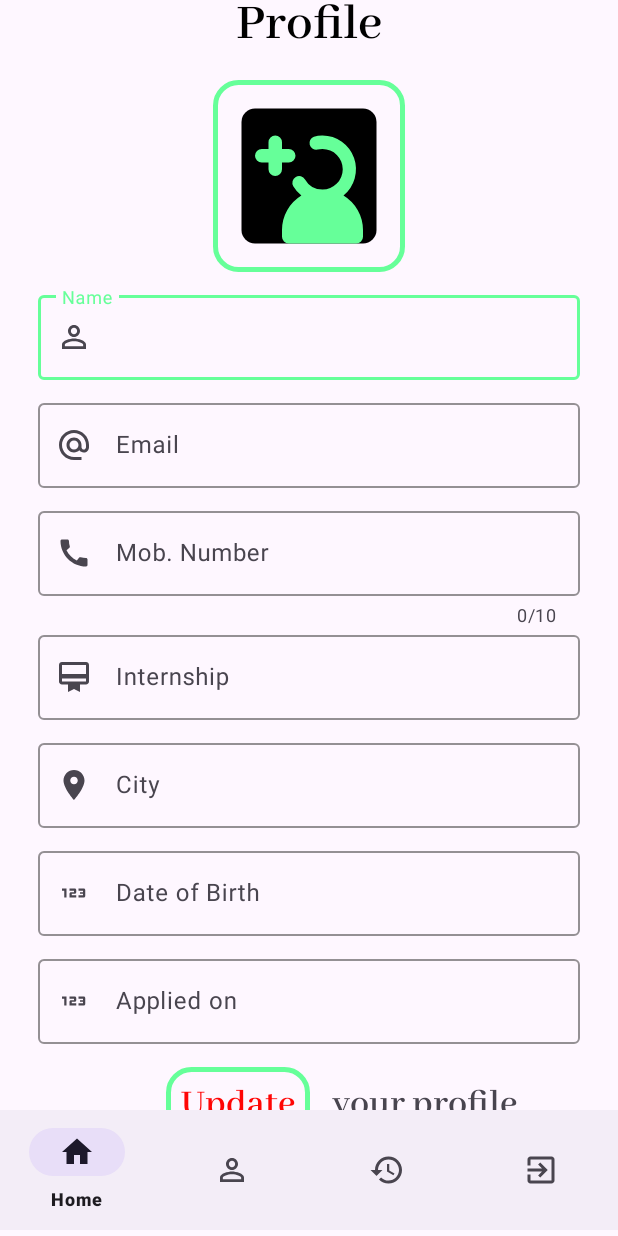
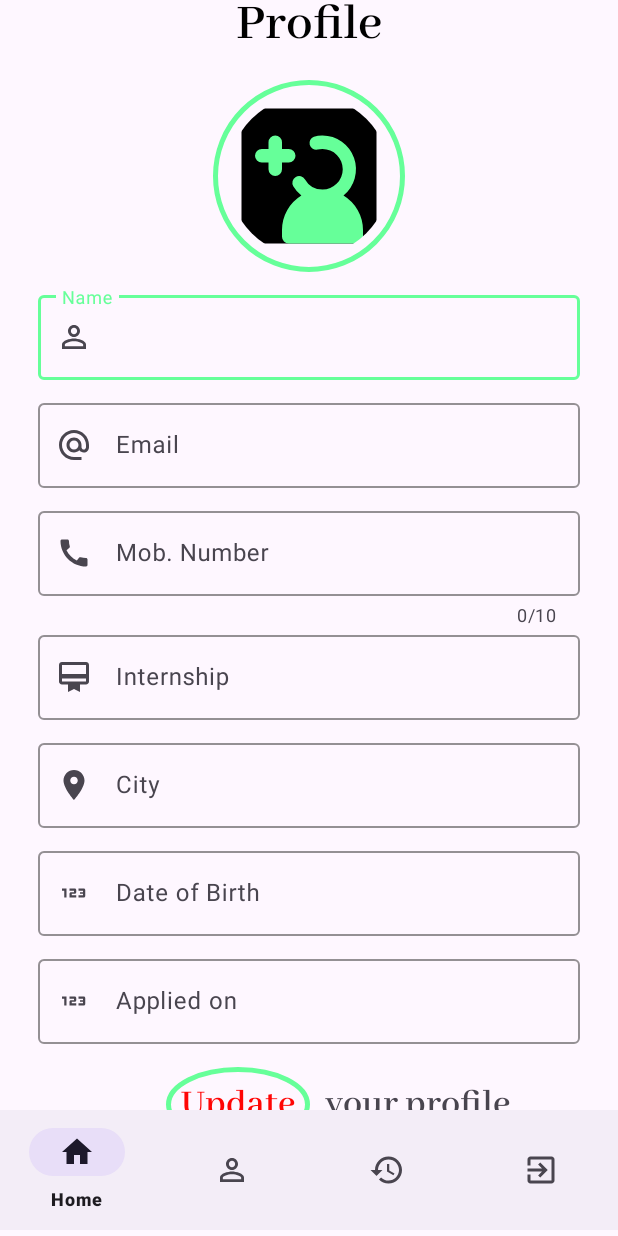
Before and after one commit to saifikram969/Intern-App-Webmobi-project, an Android app: the Edit_Profile screen opened directly, with no data from a screen before it, on a phone screen of 412 x 824 dp. Run offline under Robolectric (Android 15) with nearby library versions, the phone set to English and light mode, and no system bars; our stand-ins replace CircleImageView.

Commit message:
updating in create_account_activity and creating editprofile_activity

```diff
--- a/app/build.gradle.kts
+++ b/app/build.gradle.kts
@@ -38,9 +38,9 @@ dependencies {
     implementation("androidx.constraintlayout:constraintlayout:2.1.4")
     implementation("com.google.firebase:firebase-auth:22.3.0")
     testImplementation("junit:junit:4.13.2")
-    androidTestImplementation("androidx.test.ext:junit:1.1.5")
-    androidTestImplementation("androidx.test.espresso:espresso-core:3.5.1")
-    androidTestImplementation("de.hdodenhof:circleimageview:3.1.0")
-    androidTestImplementation("com.squareup.picasso:picasso:2.71828")
-    androidTestImplementation("com.github.bumptech.glide:compiler:4.12.0")
+    implementation("androidx.test.ext:junit:1.1.5")
+    implementation("androidx.test.espresso:espresso-core:3.5.1")
+    implementation("de.hdodenhof:circleimageview:3.1.0")
+    implementation("com.squareup.picasso:picasso:2.71828")
+    implementation("com.github.bumptech.glide:compiler:4.12.0")
 }
--- a/app/src/main/res/drawable/new_outline.xml
+++ b/app/src/main/res/drawable/new_outline.xml
@@ -1,7 +1,7 @@
 <?xml version="1.0" encoding="utf-8"?>
 <selector xmlns:android="http://schemas.android.com/apk/res/android">
     <item android:state_enabled="true">
-        <shape android:shape="rectangle">
+        <shape android:shape="oval">
 
             <corners android:radius="15dp"/>
             <padding android:left="10dp" android:right="10dp" android:top="10dp" android:bottom="10dp"/>
--- a/app/src/main/res/layout/activity_edit_profile.xml
+++ b/app/src/main/res/layout/activity_edit_profile.xml
@@ -33,12 +33,12 @@
                 android:layout_marginBottom="15dp"
                 android:fontFamily="@font/abhaya_libre_semibold"
                 android:gravity="center"
-                android:text="Profile"
+                android:text="@string/profile"
                 android:textColor="@color/black"
                 android:textSize="35sp"
                 android:textStyle="bold" />
 
-            <ImageView
+            <de.hdodenhof.circleimageview.CircleImageView
                 android:id="@+id/sign_up_icon"
                 android:layout_width="128dp"
                 android:layout_height="128dp"
@@ -56,7 +56,7 @@
                 android:layout_width="match_parent"
                 android:layout_height="wrap_content"
                 android:layout_marginBottom="10dp"
-                android:hint="Name"
+                android:hint="@string/name"
                 app:boxStrokeColor="@color/my_primary"
                 app:startIconDrawable="@drawable/person">
 
@@ -91,7 +91,7 @@
                 android:id="@+id/pphn"
                 android:layout_width="match_parent"
                 android:layout_height="wrap_content"
-                android:hint="Mob. Number"
+                android:hint="@string/phn"
                 app:boxStrokeColor="@color/my_primary"
                 app:counterEnabled="true"
 
@@ -117,7 +117,7 @@
                 android:layout_height="wrap_content"
                 android:layout_marginBottom="10dp"
 
-                android:hint="Internship"
+                android:hint="@string/internship"
 
                 app:boxStrokeColor="@color/my_primary"
 
@@ -138,7 +138,7 @@
                 android:layout_width="match_parent"
                 android:layout_height="wrap_content"
                 android:layout_marginBottom="10dp"
-                android:hint="City"
+                android:hint="@string/loc"
                 app:boxStrokeColor="@color/my_primary"
                 app:startIconDrawable="@drawable/loc">
 
@@ -156,7 +156,7 @@
                 android:layout_width="match_parent"
                 android:layout_height="wrap_content"
                 android:layout_marginBottom="10dp"
-                android:hint="Date of Birth"
+                android:hint="@string/dob"
                 app:boxStrokeColor="@color/my_primary"
                 app:startIconDrawable="@drawable/dob">
 
@@ -174,7 +174,7 @@
                 android:layout_width="match_parent"
                 android:layout_height="wrap_content"
                 android:layout_marginBottom="10dp"
-                android:hint="Applied on"
+                android:hint="@string/applied"
                 app:boxStrokeColor="@color/my_primary"
                 app:startIconDrawable="@drawable/dob">
 
@@ -202,7 +202,7 @@
                     android:clickable="true"
                     android:focusable="true"
                     android:fontFamily="@font/abhaya_libre_semibold"
-                    android:text="Update"
+                    android:text="@string/update"
                     android:textColor="@color/red"
                     android:textSize="25sp"
                     android:textStyle="bold" />
@@ -215,7 +215,7 @@
 
                     android:focusable="true"
                     android:fontFamily="@font/abhaya_libre_semibold"
-                    android:text=" your profile"
+                    android:text="@string/your_profile"
                     android:textSize="25sp" />
 
             </LinearLayout>
--- a/app/src/main/res/values/strings.xml
+++ b/app/src/main/res/values/strings.xml
@@ -1,4 +1,13 @@
 <resources>
     <string name="app_name">intern App-Webmobi-Project</string>
     <string name="email">Email</string>
+    <string name="profile">Profile</string>
+    <string name="name">Name</string>
+    <string name="phn">Mob. Number</string>
+    <string name="internship">Internship</string>
+    <string name="loc">City</string>
+    <string name="dob">Date of Birth</string>
+    <string name="applied">Applied on</string>
+    <string name="update">Update</string>
+    <string name="your_profile">your profile</string>
 </resources>
```
